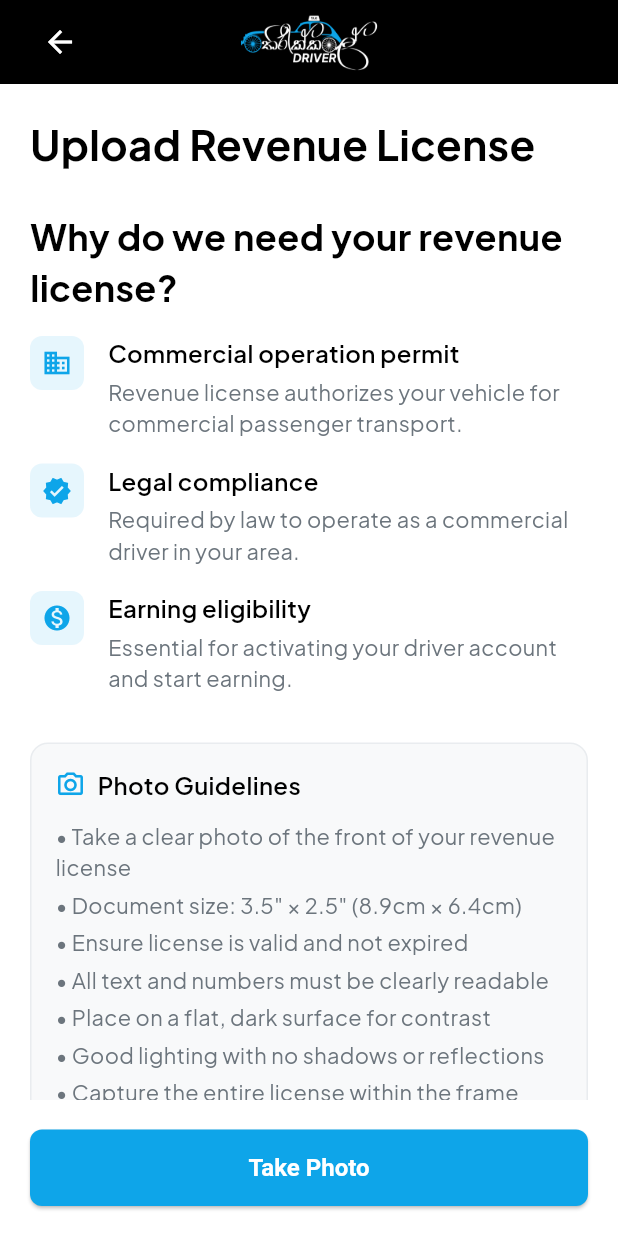
After one commit to Thirikkale/Thirikkale-Driver, a Flutter app: the RevenueLicenseScreen screen opened directly, on a phone screen of 412 x 824 dp. The commit adds this screen. Run offline on Flutter 3.47's test engine with Material 3 defaults, Android fonts, the phone set to English and light mode, and no system bars; our stand-ins replace camera, firebase_auth, firebase_core, flutter_multi_formatter, lottie; accounts and stored records are empty.

Commit message:
feat: Add Revenue License upload screen and related functionality

```diff
--- a/lib/features/authentication/screens/upload_screens/driving_license_screen.dart
+++ b/lib/features/authentication/screens/upload_screens/driving_license_screen.dart
@@ -21,7 +21,7 @@ class DrivingLicenseScreen extends StatelessWidget {
       ),
       body: SafeArea(
         child: Padding(
-          padding: const EdgeInsets.all(AppDimensions.pageHorizontalPadding),
+          padding: const EdgeInsets.symmetric(horizontal: AppDimensions.pageHorizontalPadding),
           child: Column(
             crossAxisAlignment: CrossAxisAlignment.start,
             children: [
--- /dev/null
+++ b/lib/features/authentication/screens/upload_screens/revenue_license_screen.dart
@@ -0,0 +1,109 @@
+import 'package:flutter/material.dart';
+import 'package:thirikkale_driver/core/utils/app_dimensions.dart';
+import 'package:thirikkale_driver/core/utils/app_styles.dart';
+import 'package:thirikkale_driver/core/utils/navigation_utils.dart';
+import 'package:thirikkale_driver/features/authentication/screens/upload_screens/camera_screen.dart';
+import 'package:thirikkale_driver/features/authentication/widgets/upload_screen_widgets/build_reason_item.dart';
+import 'package:thirikkale_driver/features/authentication/widgets/upload_screen_widgets/guidelines_widget.dart';
+import 'package:thirikkale_driver/widgets/common/custom_appbar.dart';
+
+class RevenueLicenseScreen extends StatelessWidget {
+  const RevenueLicenseScreen({super.key});
+
+  @override
+  Widget build(BuildContext context) {
+    return Scaffold(
+      appBar: CustomAppBar(
+        centerWidget: Image.asset(
+          'assets/icons/thirikkale_driver_appbar_logo.png',
+          height: 50.0,
+        ),
+      ),
+      body: SafeArea(
+        child: Column(
+          children: [
+            Expanded(
+              child: SingleChildScrollView(
+                padding: const EdgeInsets.symmetric(
+                  horizontal: AppDimensions.pageHorizontalPadding,
+                ),
+                child: Column(
+                  crossAxisAlignment: CrossAxisAlignment.start,
+                  children: [
+                    Text(
+                      'Upload Revenue License',
+                      style: AppTextStyles.heading1,
+                    ),
+                    const SizedBox(height: 24),
+                    Text(
+                      'Why do we need your revenue license?',
+                      style: AppTextStyles.heading2,
+                    ),
+                    const SizedBox(height: 16),
+                    const BuildReasonItem(
+                      icon: Icons.business,
+                      title: 'Commercial operation permit',
+                      description:
+                          'Revenue license authorizes your vehicle for commercial passenger transport.',
+                    ),
+                    const SizedBox(height: 16),
+                    const BuildReasonItem(
+                      icon: Icons.verified,
+                      title: 'Legal compliance',
+                      description:
+                          'Required by law to operate as a commercial driver in your area.',
+                    ),
+                    const SizedBox(height: 16),
+                    const BuildReasonItem(
+                      icon: Icons.monetization_on,
+                      title: 'Earning eligibility',
+                      description:
+                          'Essential for activating your driver account and start earning.',
+                    ),
+                    const SizedBox(height: 32),
+                    const GuidelinesWidget(
+                      title: 'Photo Guidelines',
+                      icon: Icons.camera_alt_outlined,
+                      guidelines: [
+                        '• Take a clear photo of the front of your revenue license',
+                        '• Document size: 3.5" × 2.5" (8.9cm × 6.4cm)',
+                        '• Ensure license is valid and not expired',
+                        '• All text and numbers must be clearly readable',
+                        '• Place on a flat, dark surface for contrast',
+                        '• Good lighting with no shadows or reflections',
+                        '• Capture the entire license within the frame',
+                      ],
+                    ),
+                    const SizedBox(height: 32),
+                  ],
+                ),
+              ),
+            ),
+            Padding(
+              padding: const EdgeInsets.all(
+                AppDimensions.pageHorizontalPadding,
+              ),
+              child: SizedBox(
+                width: double.infinity,
+                child: ElevatedButton(
+                  style: AppButtonStyles.primaryButton,
+                  onPressed: () {
+                    Navigator.of(context).push(
+                      NoAnimationPageRoute(
+                        builder:
+                            (context) => const CameraScreen(
+                              documentType: 'revenue_license',
+                            ),
+                      ),
+                    );
+                  },
+                  child: const Text('Take Photo'),
+                ),
+              ),
+            ),
+          ],
+        ),
+      ),
+    );
+  }
+}
--- a/lib/features/authentication/widgets/document_list_item.dart
+++ b/lib/features/authentication/widgets/document_list_item.dart
@@ -4,6 +4,7 @@ import 'package:thirikkale_driver/core/utils/app_styles.dart';
 import 'package:thirikkale_driver/features/authentication/models/document_item_model.dart';
 import 'package:thirikkale_driver/features/authentication/screens/upload_screens/driving_license_screen.dart';
 import 'package:thirikkale_driver/features/authentication/screens/upload_screens/profile_picture_screen.dart';
+import 'package:thirikkale_driver/features/authentication/screens/upload_screens/revenue_license_screen.dart';
 
 class DocumentListItem extends StatelessWidget {
   final DocumentItem document;
@@ -44,6 +45,18 @@ class DocumentListItem extends StatelessWidget {
           // If photo was successfully uploaded, mark as completed
           if (result == true) {
             onDocumentCompleted('Driving License');
+          }
+        } else if (document.title == 'Revenue License') {
+          // Navigate to revenue license screen
+          final result = await Navigator.of(context).push(
+            MaterialPageRoute(
+              builder: (context) => const RevenueLicenseScreen(),
+            ),
+          );
+
+          // If photo was successfully uploaded, mark as completed
+          if (result == true) {
+            onDocumentCompleted('Revenue License');
           }
         } else {
           // For other documents, use the original toggle behavior
--- a/lib/widgets/common/custom_appbar.dart
+++ b/lib/widgets/common/custom_appbar.dart
@@ -65,7 +65,7 @@ class CustomAppBar extends StatelessWidget implements PreferredSizeWidget {
 
   @override
   Size get preferredSize {
-    const defaultStatusBarHeight = 44.0;
+    const defaultStatusBarHeight = 20.0;
     return Size.fromHeight(toolbarHeight + defaultStatusBarHeight);
   }
 }
```
Also changed, not shown: lib/features/authentication/screens/upload_screens/camera_screen.dart (+95 -1 lines).
